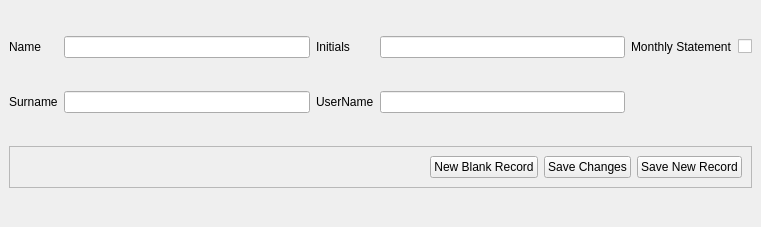
Qt form views/viewMyEntity.ui (Rhdr/Solutions_PyQt_Discontinued) before a commit.
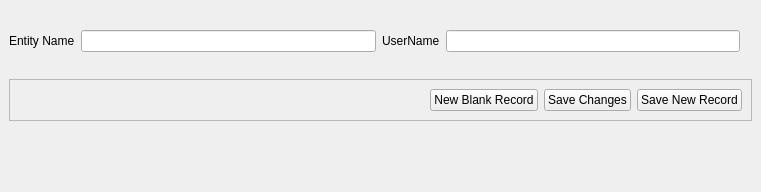
The same form after that commit. Icons and pictures are not drawn.

Commit message: Added logger & Major MyEntity update

```diff
--- a/views/viewMyEntity.ui
+++ b/views/viewMyEntity.ui
@@ -7,7 +7,7 @@
     <x>0</x>
     <y>0</y>
     <width>761</width>
-    <height>227</height>
+    <height>192</height>
    </rect>
   </property>
   <property name="windowTitle">
@@ -15,60 +15,6 @@
   </property>
   <widget class="QWidget" name="centralwidget">
    <layout class="QGridLayout" name="gridLayout">
-    <item row="1" column="1">
-     <widget class="QLineEdit" name="txtName"/>
-    </item>
-    <item row="1" column="3">
-     <widget class="QLineEdit" name="txtInitials"/>
-    </item>
-    <item row="2" column="1">
-     <widget class="QLineEdit" name="txtSurname"/>
-    </item>
-    <item row="1" column="2">
-     <widget class="QLabel" name="label_3">
-      <property name="text">
-       <string>Initials</string>
-      </property>
-     </widget>
-    </item>
-    <item row="1" column="0">
-     <widget class="QLabel" name="label">
-      <property name="text">
-       <string>Name</string>
-      </property>
-     </widget>
-    </item>
-    <item row="2" column="2">
-     <widget class="QLabel" name="label_4">
-      <property name="text">
-       <string>UserName</string>
-      </property>
-     </widget>
-    </item>
-    <item row="1" column="4">
-     <widget class="QLabel" name="label_5">
-      <property name="text">
-       <string>Monthly Statement</string>
-      </property>
-     </widget>
-    </item>
-    <item row="2" column="3">
-     <widget class="QLineEdit" name="txtUserName"/>
-    </item>
-    <item row="2" column="0">
-     <widget class="QLabel" name="label_2">
-      <property name="text">
-       <string>Surname</string>
-      </property>
-     </widget>
-    </item>
-    <item row="1" column="5">
-     <widget class="QCheckBox" name="checkMonthlyStatement">
-      <property name="text">
-       <string/>
-      </property>
-     </widget>
-    </item>
     <item row="3" column="0" colspan="6">
      <widget class="QFrame" name="frame">
       <property name="sizePolicy">
@@ -136,6 +82,45 @@
       </layout>
      </widget>
     </item>
+    <item row="1" column="1">
+     <widget class="QLineEdit" name="txtName"/>
+    </item>
+    <item row="1" column="0">
+     <widget class="QLabel" name="label">
+      <property name="text">
+       <string>Entity Name</string>
+      </property>
+     </widget>
+    </item>
+    <item row="4" column="0" colspan="5">
+     <widget class="QLabel" name="lblStatus">
+      <property name="sizePolicy">
+       <sizepolicy hsizetype="Preferred" vsizetype="Maximum">
+        <horstretch>0</horstretch>
+        <verstretch>0</verstretch>
+       </sizepolicy>
+      </property>
+      <property name="font">
+       <font>
+        <weight>75</weight>
+        <bold>true</bold>
+       </font>
+      </property>
+      <property name="text">
+       <string/>
+      </property>
+     </widget>
+    </item>
+    <item row="1" column="2">
+     <widget class="QLabel" name="label_4">
+      <property name="text">
+       <string>UserName</string>
+      </property>
+     </widget>
+    </item>
+    <item row="1" column="3">
+     <widget class="QLineEdit" name="txtUserName"/>
+    </item>
    </layout>
   </widget>
   <action name="actionNewBlankRecord">
```
The commit also changes 32 other files.
